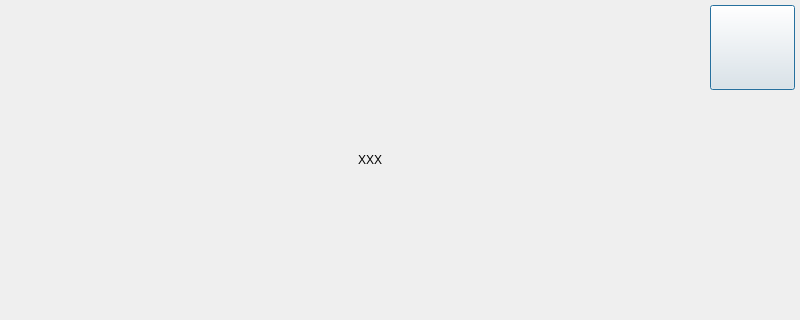
This is src/XMusic/msgbox.ui in 1028417/XMusic as Qt 5 draws it before an edit. The edited form follows.
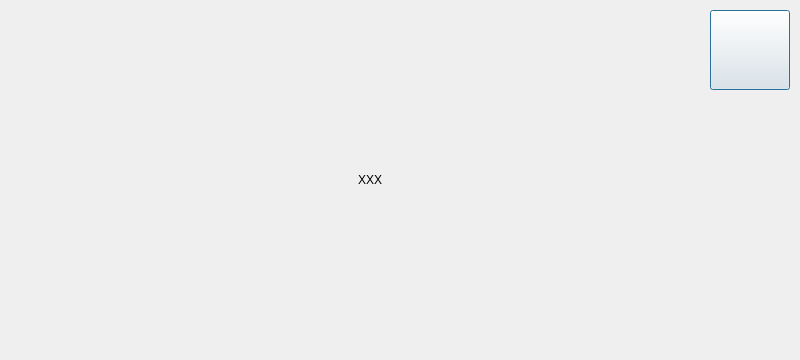
This is the edited form. Icons and pictures are not drawn. Custom widgets are drawn as their Qt base class.

```diff
--- a/src/XMusic/msgbox.ui
+++ b/src/XMusic/msgbox.ui
@@ -7,7 +7,7 @@
     <x>0</x>
     <y>0</y>
     <width>800</width>
-    <height>320</height>
+    <height>360</height>
    </rect>
   </property>
   <property name="windowTitle">
@@ -17,7 +17,7 @@
    <property name="geometry">
     <rect>
      <x>40</x>
-     <y>120</y>
+     <y>140</y>
      <width>660</width>
      <height>80</height>
     </rect>
@@ -33,9 +33,9 @@
    <property name="geometry">
     <rect>
      <x>710</x>
-     <y>5</y>
-     <width>85</width>
-     <height>85</height>
+     <y>10</y>
+     <width>80</width>
+     <height>80</height>
     </rect>
    </property>
    <property name="autoFillBackground">
```
